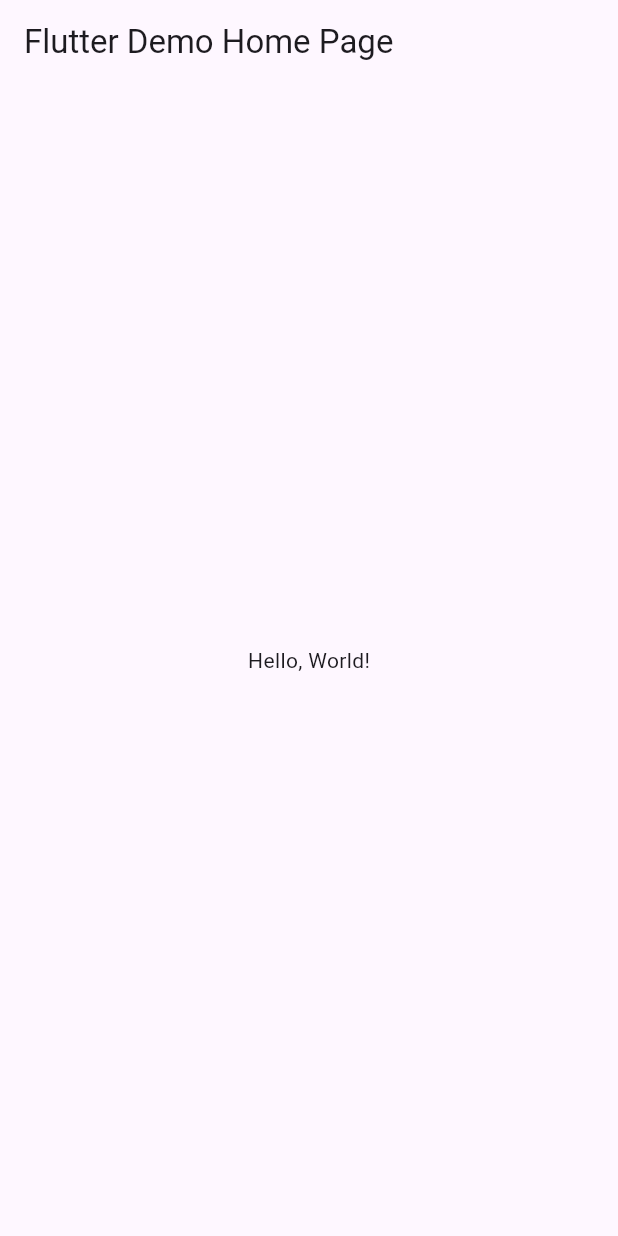
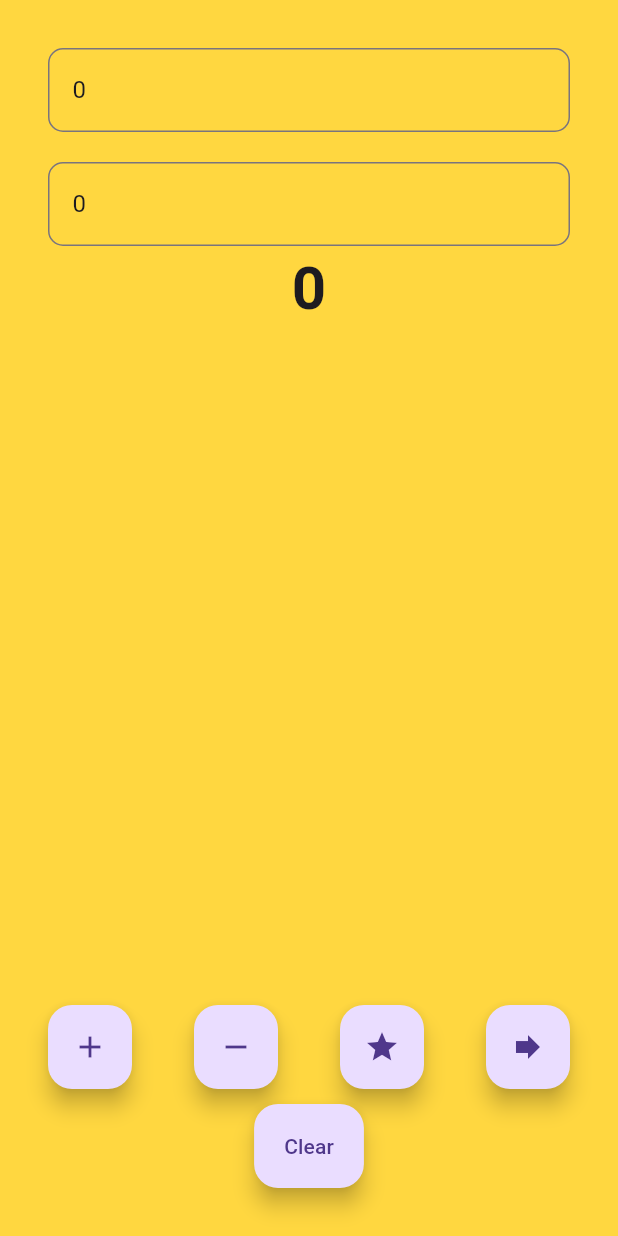
Before and after one commit to Arsh3686/flutterCalculator, a Flutter app: the screen it shows after launch, on a phone screen of 412 x 824 dp. Run offline on Flutter 3.47's test engine with Material 3 defaults, Android fonts, the phone set to English and light mode, and no system bars.

Commit message:
Calculator app completed

```diff
--- a/lib/main.dart
+++ b/lib/main.dart
@@ -1,43 +1,8 @@
+import 'package:codepur/views/home__view.dart';
 import 'package:flutter/material.dart';
 
-void main() => runApp(MyApp());
-
-class MyApp extends StatelessWidget {
-  const MyApp({super.key});
-  // This widget is the root of your application.
-  @override
-  Widget build(BuildContext context) {
-    return MaterialApp(
-      // Application name
-      title: 'Flutter Hello World',
-      // Application theme data, you can set the colors for the application as
-      // you want
-      theme: ThemeData(
-        // useMaterial3: false,
-        primarySwatch: Colors.blue,
-      ),
-      // A widget which will be started on application startup
-      home: MyHomePage(title: 'Flutter Demo Home Page'),
-    );
-  }
-}
-
-class MyHomePage extends StatelessWidget {
-  final String title;
-  const MyHomePage({super.key, required this.title});
-
-  @override
-  Widget build(BuildContext context) {
-    return Scaffold(
-      appBar: AppBar(
-        // The title text which will be shown on the action bar
-        title: Text(title),
-      ),
-      body: Center(
-        child: Text(
-          'Hello, World!',
-        ),
-      ),
-    );
-  }
-}
+void main() => runApp(const MaterialApp(
+      title: "Calculator",
+      // theme: ThemeData(primarySwatch: Colors.yellow),
+      home: Homeview(),
+    ));
--- /dev/null
+++ b/lib/views/calculator__view.dart
@@ -0,0 +1,144 @@
+import 'package:flutter/material.dart';
+
+// class CalculatorHomePage extends StatefulWidget {
+//   const CalculatorHomePage({super.key, this.hint = "Enter a number"});
+//   final String? hint;
+//   @override
+//   State<CalculatorHomePage> createState() => _CalculatorHomePageState();
+// }
+
+// class _CalculatorHomePageState extends State<CalculatorHomePage> {
+//   @override
+//   Widget build(BuildContext context) {
+//     return
+//   }
+// }
+
+class CalculatorHomePage extends StatefulWidget {
+  const CalculatorHomePage({super.key});
+
+  @override
+  State<CalculatorHomePage> createState() => _CalculatorHomePageState();
+}
+
+class _CalculatorHomePageState extends State<CalculatorHomePage> {
+  int x = 0;
+  int y = 0;
+  num z = 0;
+
+  @override
+  void initState() {
+    super.initState();
+    inputOneController.text = x.toString();
+    inputTwoController.text = y.toString();
+  }
+
+  final inputOneController = TextEditingController();
+  final inputTwoController = TextEditingController();
+  @override
+  Widget build(BuildContext context) {
+    return Padding(
+      padding: const EdgeInsets.all(32.0),
+      child: Column(
+        children: [
+          CalculatorDisplay(
+              hint: "Enter first Number", controller: inputOneController),
+          const SizedBox(height: 20.0),
+          CalculatorDisplay(
+              hint: "Enter second Number", controller: inputTwoController),
+          Text(
+            z.toString(),
+            style: const TextStyle(fontSize: 40, fontWeight: FontWeight.bold),
+          ),
+          const Spacer(),
+          Row(
+            mainAxisAlignment: MainAxisAlignment.spaceBetween,
+            children: [
+              FloatingActionButton(
+                onPressed: () {
+                  setState(() {
+                    z = num.tryParse(inputOneController.text)! +
+                        num.tryParse(inputTwoController.text)!;
+                  });
+                },
+                child: const Icon(Icons.add),
+              ),
+              FloatingActionButton(
+                onPressed: () {
+                  setState(() {
+                    z = num.tryParse(inputOneController.text)! -
+                        num.tryParse(inputTwoController.text)!;
+                  });
+                },
+                child: const Icon(Icons.remove),
+              ),
+              FloatingActionButton(
+                onPressed: () {
+                  setState(() {
+                    z = num.tryParse(inputOneController.text)! *
+                        num.tryParse(inputTwoController.text)!;
+                  });
+                },
+                child: const Icon(Icons.star),
+              ),
+              FloatingActionButton(
+                onPressed: () {
+                  setState(() {
+                    z = num.tryParse(inputOneController.text)! /
+                        num.tryParse(inputTwoController.text)!;
+                  });
+                },
+                child: const Icon(Icons.forward),
+              )
+            ],
+          ),
+          const SizedBox(
+            height: 10,
+          ),
+          FloatingActionButton.extended(
+            onPressed: () {
+              setState(() {
+                x = 0;
+                y = 0;
+                z = 0;
+                inputOneController.clear();
+                inputTwoController.clear();
+              });
+            },
+            label: Text("Clear"),
+          ),
+        ],
+      ),
+    );
+  }
+}
+
+class CalculatorDisplay extends StatelessWidget {
+  const CalculatorDisplay(
+      {super.key, this.hint = "Enter a number", required this.controller});
+  final String? hint;
+  final TextEditingController controller;
+  @override
+  Widget build(BuildContext context) {
+    return TextField(
+      controller: controller,
+      decoration: InputDecoration(
+        hintText: hint,
+        border: OutlineInputBorder(
+          borderSide: const BorderSide(
+            // color: Colors.black,
+            color: Colors.black45,
+            width: 3.0,
+          ),
+          borderRadius: BorderRadius.circular(10),
+        ),
+        focusedBorder: OutlineInputBorder(
+            borderSide: const BorderSide(
+              color: Colors.black,
+              width: 3.0,
+            ),
+            borderRadius: BorderRadius.circular(10)),
+      ),
+    );
+  }
+}
--- /dev/null
+++ b/lib/views/home__view.dart
@@ -0,0 +1,18 @@
+import 'package:codepur/views/calculator__view.dart';
+import 'package:flutter/material.dart';
+
+class Homeview extends StatelessWidget {
+  const Homeview({super.key});
+
+  @override
+  Widget build(BuildContext context) {
+    return const Scaffold(
+      backgroundColor: Colors.amberAccent,
+      body: SafeArea(
+        top: false,
+        bottom: false,
+        child: CalculatorHomePage(),
+      ),
+    );
+  }
+}
```
